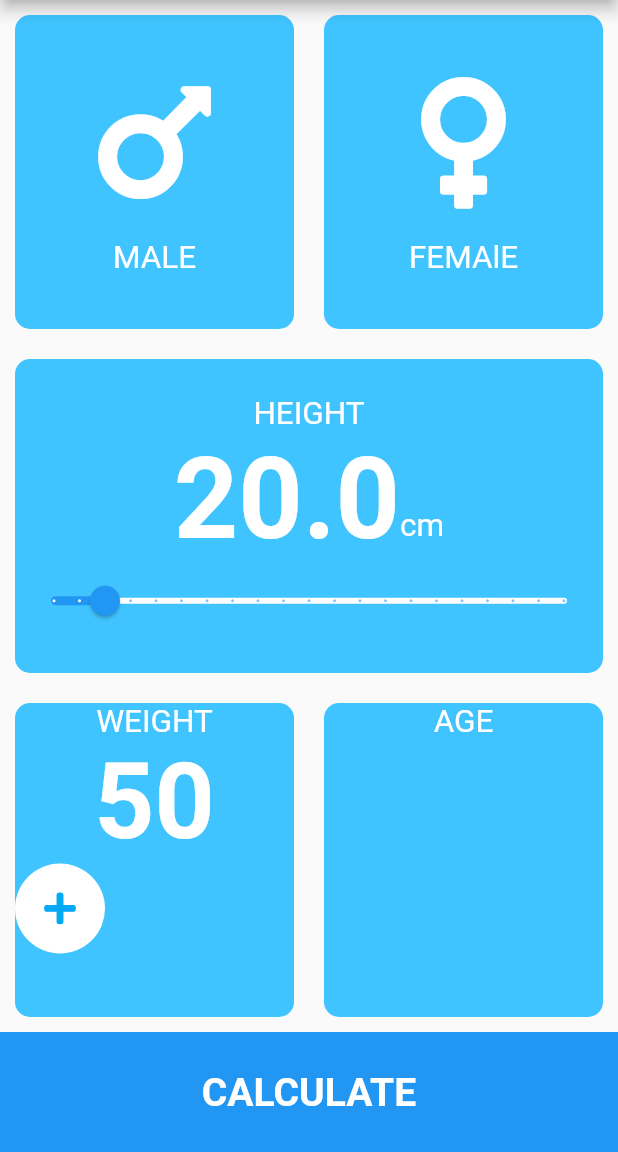
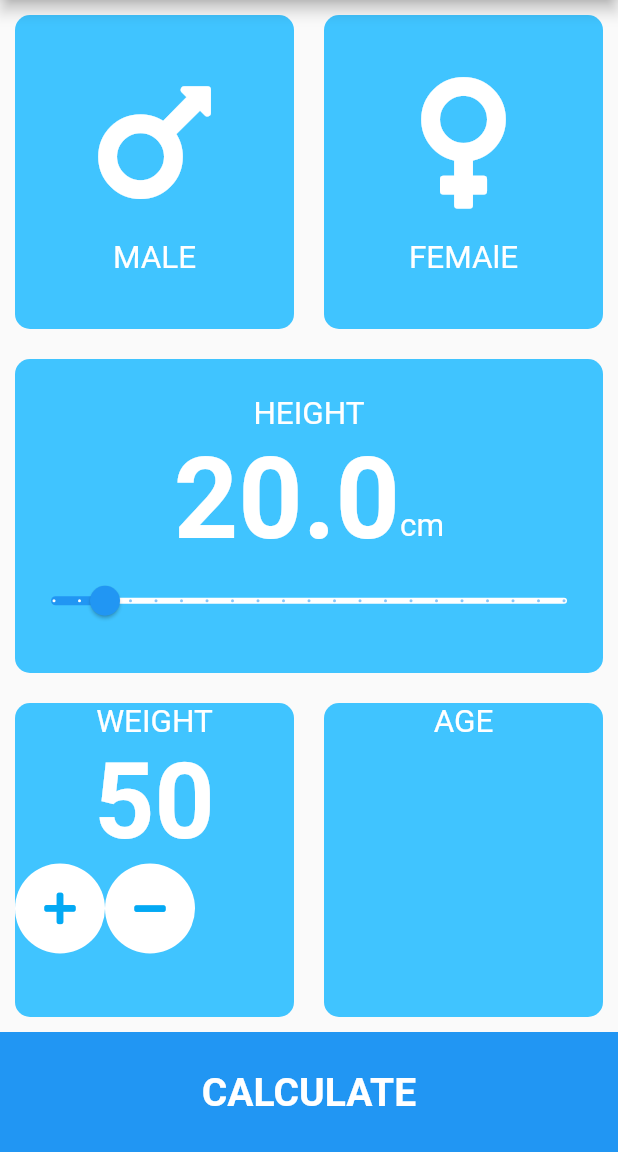
Before and after one commit to asamoah-fred/BMI-Calculator, a Flutter app: the screen it shows after launch, on a phone screen of 412 x 824 dp, the part 84-1236 px from its top. Run offline on Flutter 3.47's test engine with Material 2 defaults, Android fonts, the phone set to English and light mode, and no system bars; our stand-ins replace font_awesome_flutter.

Commit message:
added Minus Icon

```diff
--- a/lib/input_page.dart
+++ b/lib/input_page.dart
@@ -213,6 +213,14 @@ class _InputPageState extends State<InputPage> {
                                 color: Colors.lightBlue,
                               ),
                             ),
+                            CircleAvatar(
+                              backgroundColor: Colors.white,
+                              radius: 30,
+                              child: Icon(
+                                FontAwesomeIcons.minus,
+                                color: Colors.lightBlue,
+                              ),
+                            ),
                           ],
                         ),
                       ],
```
